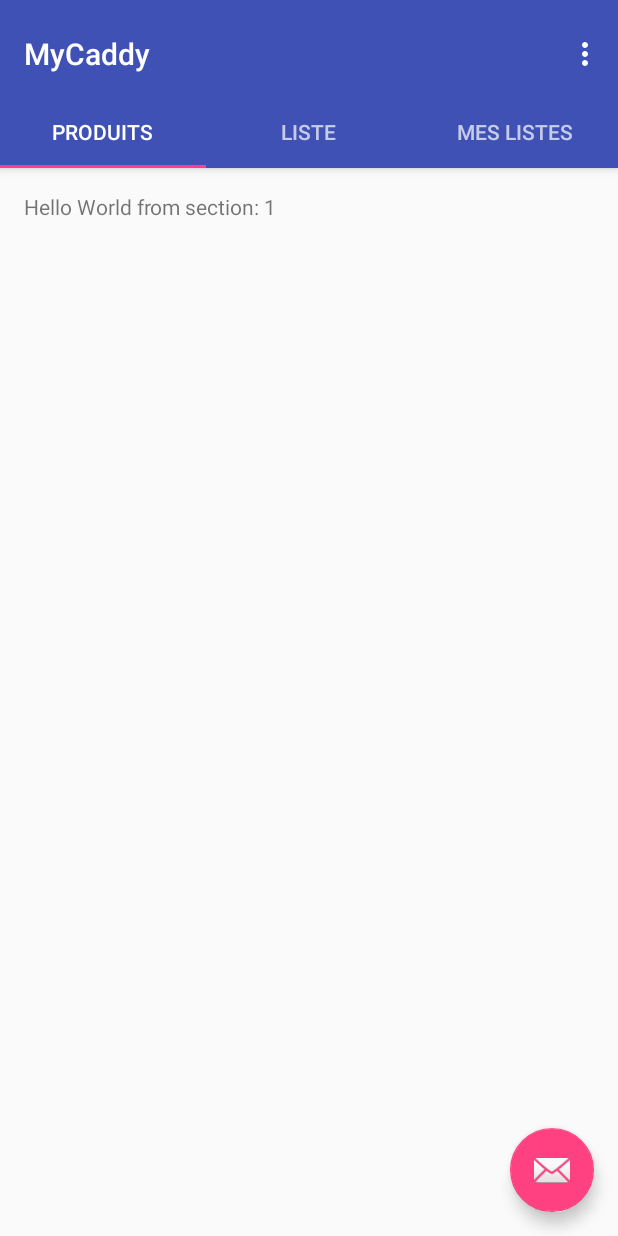
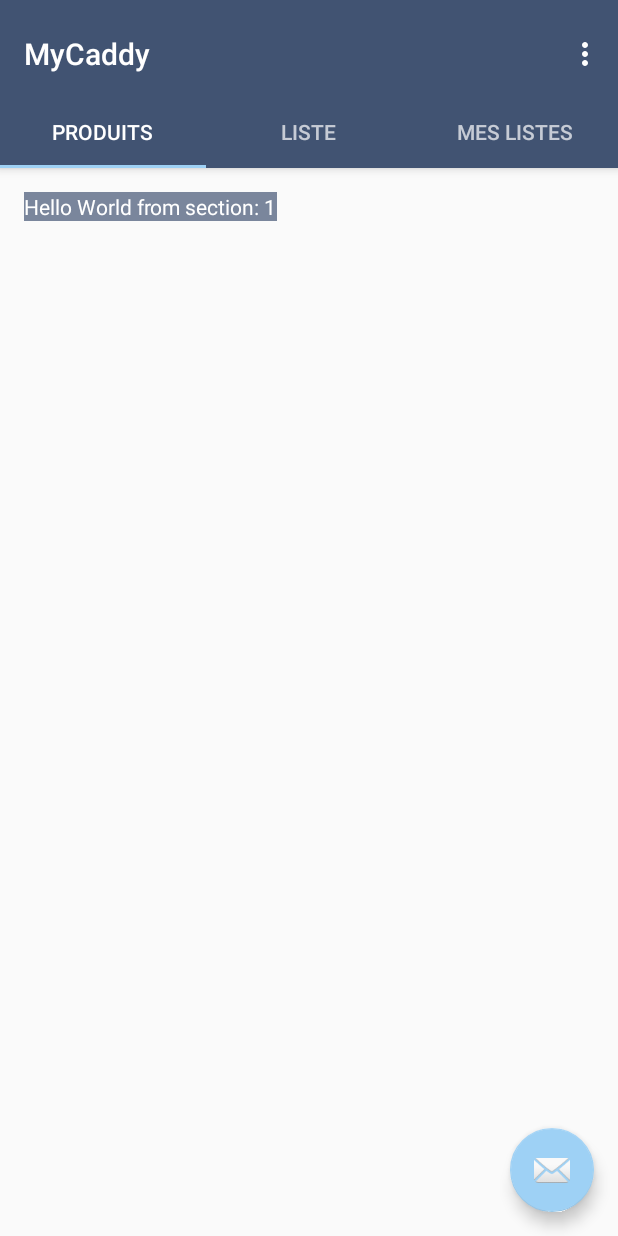
Before and after one commit to Sn1py/Caddymero, an Android app: the screen it shows after launch (MainActivity), on a phone screen of 412 x 824 dp. Run offline under Robolectric (Android 15) with nearby library versions, the phone set to English and light mode, and no system bars.

Commit message:
Ajout du thème.

```diff
--- a/app/src/main/res/layout/fragment_main.xml
+++ b/app/src/main/res/layout/fragment_main.xml
@@ -10,6 +10,7 @@
 
     <TextView
         android:id="@+id/section_label"
+        style="@style/ItemTheme"
         android:layout_width="wrap_content"
         android:layout_height="wrap_content" />
 
--- a/app/src/main/res/values/colors.xml
+++ b/app/src/main/res/values/colors.xml
@@ -1,6 +1,6 @@
 <?xml version="1.0" encoding="utf-8"?>
 <resources>
-    <color name="colorPrimary">#3F51B5</color>
-    <color name="colorPrimaryDark">#303F9F</color>
-    <color name="colorAccent">#FF4081</color>
+    <color name="colorPrimary">#415372</color>
+    <color name="colorPrimaryDark">#3A4A66</color>
+    <color name="colorAccent">#9ed1f5</color>
 </resources>
--- a/app/src/main/res/values/styles.xml
+++ b/app/src/main/res/values/styles.xml
@@ -17,4 +17,14 @@
 
     <style name="AppTheme.PopupOverlay" parent="ThemeOverlay.AppCompat.Light" />
 
+    <style name="TabTheme">
+        <item name="android:textColor">#FFFFFF</item>
+        <item name="android:background">#7A869C</item>
+    </style>
+
+    <style name="ItemTheme">
+        <item name="android:textColor">#FFFFFF</item>
+        <item name="android:background">#7A869C</item>
+    </style>
+
 </resources>
```
